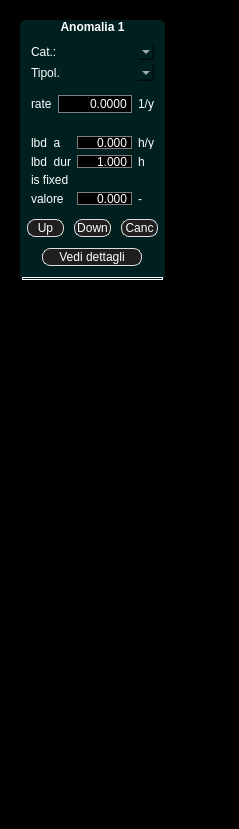
The window that UI/anomWgt.ui (AntonioRIcca/ARStool) describes before a commit, drawn with Qt 5.
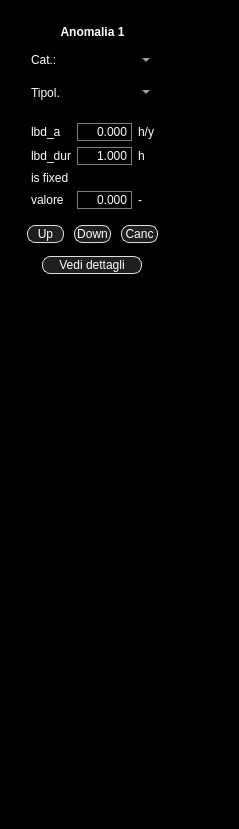
The same window after the commit.

Diff of the .ui file:
```diff
--- a/UI/anomWgt.ui
+++ b/UI/anomWgt.ui
@@ -38,7 +38,29 @@
     </size>
    </property>
    <property name="styleSheet">
-    <string notr="true">QPushButton{
+    <string notr="true">*{
+	background-color: rgb(0, 0, 0);
+	border-radius: 5px;
+	color: rgb(255, 255, 255);
+}
+
+QLabel{
+	border: none;
+}
+
+#AgingTopWgt, #agingParWgt, #agingCkB{
+	border: none;
+}
+
+
+#anomWgt{
+	border: none;
+	border-width: 1px;
+	border-color: rgb(128, 128, 128);
+}
+
+
+QPushButton{
 	color: rgb(255, 255, 255);
 	border: solid;
 	border-width: 1px;
@@ -51,12 +73,6 @@
 	border-style: inset
 }
 
-*{
-	background-color: rgb(0, 31, 31);
-	border-radius: 5px;
-   
-	color: rgb(255, 255, 255);
-}
 
 QDoubleSpinBox {
 	color: rgb(255, 255, 255);
@@ -76,13 +92,13 @@
      <number>2</number>
     </property>
     <property name="topMargin">
-     <number>0</number>
+     <number>5</number>
     </property>
     <property name="rightMargin">
      <number>2</number>
     </property>
     <property name="bottomMargin">
-     <number>0</number>
+     <number>5</number>
     </property>
     <item>
      <widget class="QLabel" name="anomLbl">
@@ -195,45 +211,6 @@
          </layout>
         </widget>
        </item>
-       <item>
-        <widget class="QWidget" name="anomRateWgt" native="true">
-         <property name="styleSheet">
-          <string notr="true"/>
-         </property>
-         <layout class="QGridLayout" name="relParGL_2">
-          <item row="0" column="1">
-           <widget class="QDoubleSpinBox" name="rateDsb">
-            <property name="alignment">
-             <set>Qt::AlignRight|Qt::AlignTrailing|Qt::AlignVCenter</set>
-            </property>
-            <property name="buttonSymbols">
-             <enum>QAbstractSpinBox::NoButtons</enum>
-            </property>
-            <property name="decimals">
-             <number>4</number>
-            </property>
-            <property name="maximum">
-             <double>999999.900000000023283</double>
-            </property>
-           </widget>
-          </item>
-          <item row="0" column="2">
-           <widget class="QLabel" name="rateUnitLbl">
-            <property name="text">
-             <string>1/y</string>
-            </property>
-           </widget>
-          </item>
-          <item row="0" column="0">
-           <widget class="QLabel" name="rateLbl">
-            <property name="text">
-             <string>rate</string>
-            </property>
-           </widget>
-          </item>
-         </layout>
-        </widget>
-       </item>
        <item>
         <widget class="QWidget" name="anomParWgt" native="true">
          <property name="styleSheet">
@@ -456,7 +433,7 @@
         <number>0</number>
        </property>
        <property name="bottomMargin">
-        <number>10</number>
+        <number>0</number>
        </property>
        <item>
         <spacer name="horizontalSpacer">
@@ -500,19 +477,6 @@
       </layout>
      </widget>
     </item>
-    <item>
-     <widget class="Line" name="line">
-      <property name="styleSheet">
-       <string notr="true">border: solid;
-border-width: 1px;
-color: rgb(255, 255, 255);
-border-color: rgb(255, 255, 255);</string>
-      </property>
-      <property name="orientation">
-       <enum>Qt::Horizontal</enum>
-      </property>
-     </widget>
-    </item>
    </layout>
   </widget>
  </widget>
```
